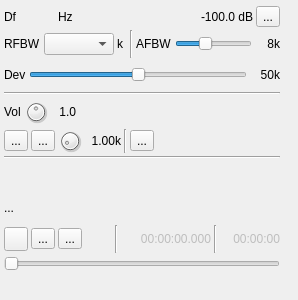
The window that plugins/channeltx/modwfm/wfmmodgui.ui (f4exb/sdrangel) describes before a commit, drawn with Qt 5.
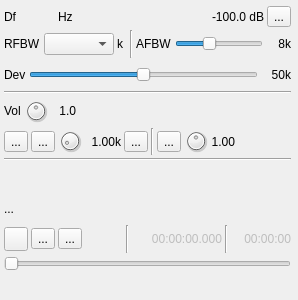
The same window after the commit. Icons and pictures are not drawn. Custom widgets are drawn as their Qt base class.

```diff
--- a/plugins/channeltx/modwfm/wfmmodgui.ui
+++ b/plugins/channeltx/modwfm/wfmmodgui.ui
@@ -39,7 +39,7 @@
     <rect>
      <x>2</x>
      <y>2</y>
-     <width>280</width>
+     <width>291</width>
      <height>271</height>
     </rect>
    </property>
@@ -476,13 +476,6 @@
         </property>
        </widget>
       </item>
-      <item>
-       <widget class="Line" name="line_3">
-        <property name="orientation">
-         <enum>Qt::Vertical</enum>
-        </property>
-       </widget>
-      </item>
       <item>
        <widget class="ButtonSwitch" name="mic">
         <property name="toolTip">
@@ -500,6 +493,75 @@
         </property>
        </widget>
       </item>
+      <item>
+       <widget class="Line" name="line_3">
+        <property name="orientation">
+         <enum>Qt::Vertical</enum>
+        </property>
+       </widget>
+      </item>
+      <item>
+       <widget class="QToolButton" name="feedbackEnable">
+        <property name="toolTip">
+         <string>Left: enable / disable audio feedback - Right: select audio output device</string>
+        </property>
+        <property name="text">
+         <string>...</string>
+        </property>
+        <property name="icon">
+         <iconset resource="../../../sdrgui/resources/res.qrc">
+          <normaloff>:/sound_off.png</normaloff>
+          <normalon>:/sound_on.png</normalon>:/sound_off.png</iconset>
+        </property>
+        <property name="checkable">
+         <bool>true</bool>
+        </property>
+       </widget>
+      </item>
+      <item>
+       <widget class="QDial" name="feedbackVolume">
+        <property name="maximumSize">
+         <size>
+          <width>24</width>
+          <height>24</height>
+         </size>
+        </property>
+        <property name="toolTip">
+         <string>Audio feedback volume</string>
+        </property>
+        <property name="minimum">
+         <number>0</number>
+        </property>
+        <property name="maximum">
+         <number>100</number>
+        </property>
+        <property name="pageStep">
+         <number>1</number>
+        </property>
+        <property name="value">
+         <number>50</number>
+        </property>
+       </widget>
+      </item>
+      <item>
+       <widget class="QLabel" name="feedbackVolumeText">
+        <property name="maximumSize">
+         <size>
+          <width>30</width>
+          <height>16777215</height>
+         </size>
+        </property>
+        <property name="toolTip">
+         <string>Audio feedback volume</string>
+        </property>
+        <property name="text">
+         <string>1.00</string>
+        </property>
+        <property name="alignment">
+         <set>Qt::AlignRight|Qt::AlignTrailing|Qt::AlignVCenter</set>
+        </property>
+       </widget>
+      </item>
       <item>
        <spacer name="horizontalSpacer_3">
         <property name="orientation">
```
Left out of the diff: 11 changed lines with no effect on the pictures.
